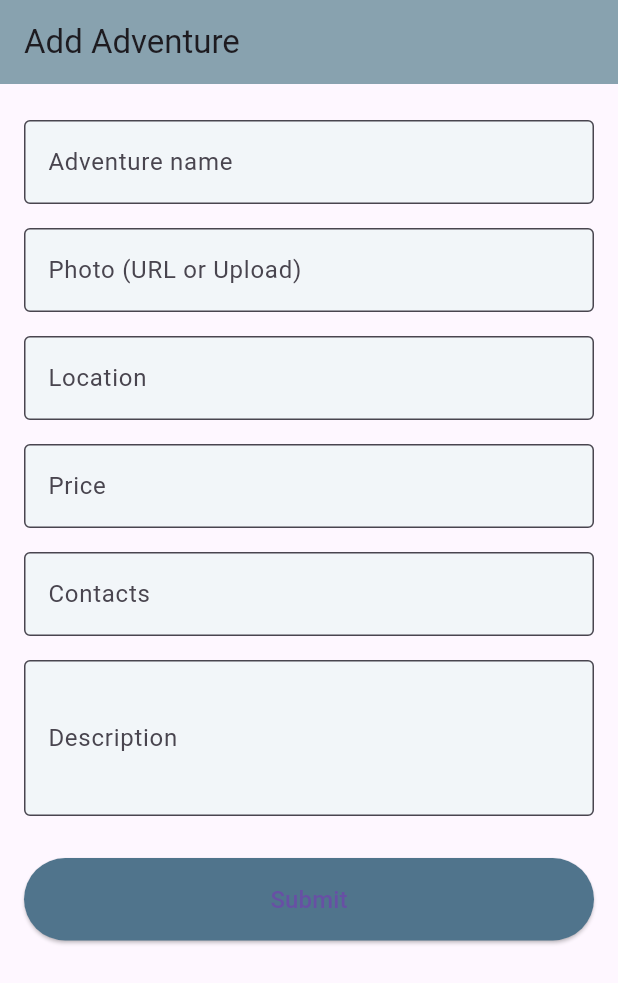
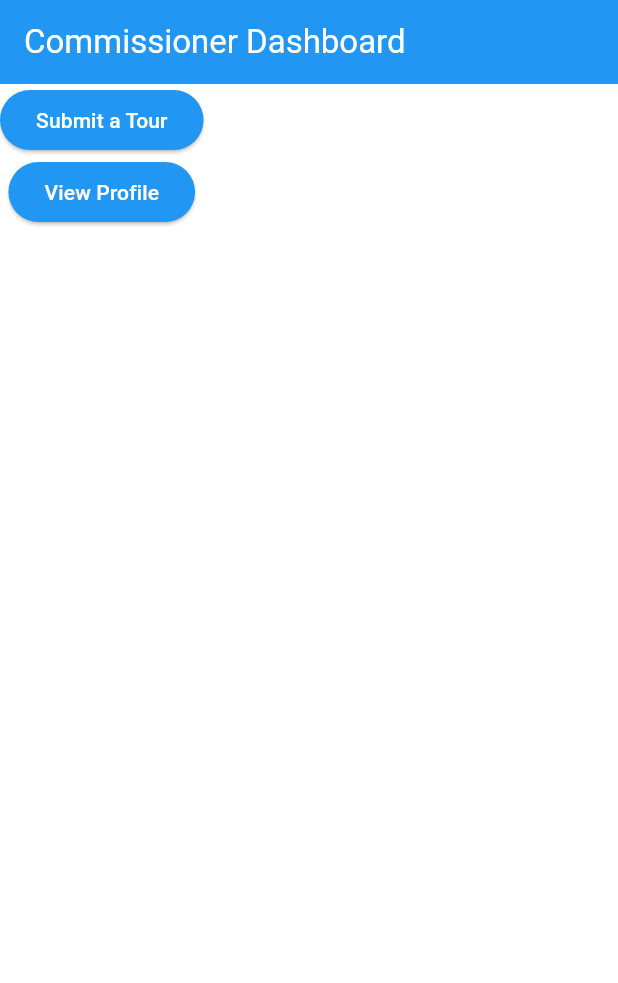
Before and after one commit to Peace3B/jurustay_group14, a Flutter app: the screen it shows after launch, on a phone screen of 412 x 824 dp. Shown: the top 983 px of the screen. Run offline on Flutter 3.47's test engine with Material 3 defaults, Android fonts, the phone set to English and light mode, and no system bars; our stand-ins replace firebase_core, go_router; accounts and stored records are empty.

Commit message:
setting up the commissioners pages

```diff
--- a/lib/core/router/app_router.dart
+++ b/lib/core/router/app_router.dart
@@ -1,12 +1,26 @@
+import 'package:flutter/material.dart';
 import 'package:go_router/go_router.dart';
+
+// Import Commissioner Pages
+import '../../features/commissioner/presentation/pages/dashboard_page.dart';
 import '../../features/commissioner/presentation/pages/guides_page.dart';
+import '../../features/commissioner/presentation/pages/profile_page.dart';
 
 class AppRouter {
-  static final router = GoRouter(
+  static final GoRouter router = GoRouter(
+    initialLocation: '/dashboard', // Start here
     routes: [
       GoRoute(
-        path: '/',
-        builder: (context, state) => const TouristPage(),
+        path: '/dashboard',
+        builder: (context, state) => const DashboardPage(),
+      ),
+      GoRoute(
+        path: '/submit-tour',
+        builder: (context, state) => const GuidesPage(),
+      ),
+      GoRoute(
+        path: '/profile',
+        builder: (context, state) => const ProfilePage(),
       ),
     ],
   );
--- a/lib/features/commissioner/presentation/pages/dashboard_page.dart
+++ b/lib/features/commissioner/presentation/pages/dashboard_page.dart
@@ -0,0 +1,25 @@
+import 'package:flutter/material.dart';
+import 'package:go_router/go_router.dart'; // ✅
+
+class DashboardPage extends StatelessWidget {
+  const DashboardPage({super.key});
+
+  @override
+  Widget build(BuildContext context) {
+    return Scaffold(
+      appBar: AppBar(title: const Text("Commissioner Dashboard")),
+      body: Column(
+        children: [
+          ElevatedButton(
+            onPressed: () => context.push('/submit-tour'),
+            child: const Text("Submit a Tour"),
+          ),
+          ElevatedButton(
+            onPressed: () => context.push('/profile'),
+            child: const Text("View Profile"),
+          ),
+        ],
+      ),
+    );
+  }
+}
--- a/lib/features/commissioner/presentation/pages/guides_page.dart
+++ b/lib/features/commissioner/presentation/pages/guides_page.dart
@@ -1,42 +1,64 @@
 import 'package:flutter/material.dart';
 
-class TouristPage extends StatelessWidget {
-  const TouristPage({Key? key}) : super(key: key);
+class GuidesPage extends StatefulWidget {
+  const GuidesPage({super.key});
+
+  @override
+  State<GuidesPage> createState() => _GuidesPageState();
+}
+
+class _GuidesPageState extends State<GuidesPage> {
+  final _formKey = GlobalKey<FormState>();
+
+  String name = '', photo = '', location = '', price = '', contact = '', description = '';
+
+  void _submitForm() {
+    if (_formKey.currentState!.validate()) {
+      ScaffoldMessenger.of(context).showSnackBar(
+        const SnackBar(content: Text("Tour submitted")),
+      );
+      Navigator.pop(context);
+    }
+  }
+
+  InputDecoration _inputDecoration(String label) {
+    return InputDecoration(
+      labelText: label,
+      filled: true,
+      fillColor: Colors.white,
+      border: OutlineInputBorder(borderRadius: BorderRadius.circular(12)),
+    );
+  }
 
   @override
   Widget build(BuildContext context) {
-    final formKey = GlobalKey<FormState>();
-
     return Scaffold(
-      appBar: AppBar(
-        title: const Text('Add Adventure'),
-        backgroundColor: const Color(0xFF88A2AF), // Figma color match
-      ),
+      backgroundColor: const Color(0xFFB3C9D1), // your blue
+      appBar: AppBar(title: const Text("Submit Tour")),
       body: Padding(
-        padding: const EdgeInsets.all(16.0),
+        padding: const EdgeInsets.all(20),
         child: Form(
-          key: formKey,
-          child: ListView(
+          key: _formKey,
+          child: Column(
             children: [
-              _buildTextField(label: 'Adventure name'),
-              _buildTextField(label: 'Photo (URL or Upload)'),
-              _buildTextField(label: 'Location'),
-              _buildTextField(label: 'Price', keyboardType: TextInputType.number),
-              _buildTextField(label: 'Contacts'),
-              _buildTextField(label: 'Description', maxLines: 3),
-              const SizedBox(height: 20),
+              TextFormField(decoration: _inputDecoration("Adventure name")),
+              const SizedBox(height: 12),
+              TextFormField(decoration: _inputDecoration("Photo")),
+              const SizedBox(height: 12),
+              TextFormField(decoration: _inputDecoration("Location")),
+              const SizedBox(height: 12),
+              TextFormField(decoration: _inputDecoration("Price")),
+              const SizedBox(height: 12),
+              TextFormField(decoration: _inputDecoration("Contacts")),
+              const SizedBox(height: 12),
+              TextFormField(
+                decoration: _inputDecoration("Description"),
+                maxLines: 3,
+              ),
+              const SizedBox(height: 24),
               ElevatedButton(
-                onPressed: () {
-                  // TODO: Call BLoC submit
-                },
-                style: ElevatedButton.styleFrom(
-                  backgroundColor: const Color(0xFF50748C), // Button color
-                  padding: const EdgeInsets.symmetric(vertical: 16),
-                ),
-                child: const Text(
-                  'Submit',
-                  style: TextStyle(fontSize: 16),
-                ),
+                onPressed: _submitForm,
+                child: const Text("Submit"),
               ),
             ],
           ),
@@ -44,24 +66,4 @@ class TouristPage extends StatelessWidget {
       ),
     );
   }
-
-  Widget _buildTextField({
-    required String label,
-    TextInputType keyboardType = TextInputType.text,
-    int maxLines = 1,
-  }) {
-    return Padding(
-      padding: const EdgeInsets.symmetric(vertical: 8.0),
-      child: TextFormField(
-        keyboardType: keyboardType,
-        maxLines: maxLines,
-        decoration: InputDecoration(
-          labelText: label,
-          border: OutlineInputBorder(),
-          fillColor: const Color(0xFFF2F6F9),
-          filled: true,
-        ),
-      ),
-    );
-  }
 }
--- a/lib/main.dart
+++ b/lib/main.dart
@@ -1,6 +1,6 @@
 import 'package:flutter/material.dart';
 import 'package:firebase_core/firebase_core.dart';
-import 'core/router/app_router.dart'; // <== import your router
+import 'core/router/app_router.dart'; // Your router file
 
 void main() async {
   WidgetsFlutterBinding.ensureInitialized();
@@ -15,7 +15,21 @@ class MyApp extends StatelessWidget {
   Widget build(BuildContext context) {
     return MaterialApp.router(
       title: 'JuruStay App',
-      routerConfig: AppRouter.router, // Use the router you define in app_router.dart
+      theme: ThemeData(
+        primarySwatch: Colors.blue,
+        scaffoldBackgroundColor: Colors.white,
+        appBarTheme: const AppBarTheme(
+          backgroundColor: Colors.blue,
+          foregroundColor: Colors.white,
+        ),
+        elevatedButtonTheme: ElevatedButtonThemeData(
+          style: ElevatedButton.styleFrom(
+            backgroundColor: Colors.blue,
+            foregroundColor: Colors.white,
+          ),
+        ),
+      ),
+      routerConfig: AppRouter.router, // ✅ Make sure this is correct
       debugShowCheckedModeBanner: false,
     );
   }
```
Also changed, not shown: lib/features/commissioner/presentation/pages/profile_page.dart (+93 -0 lines).
